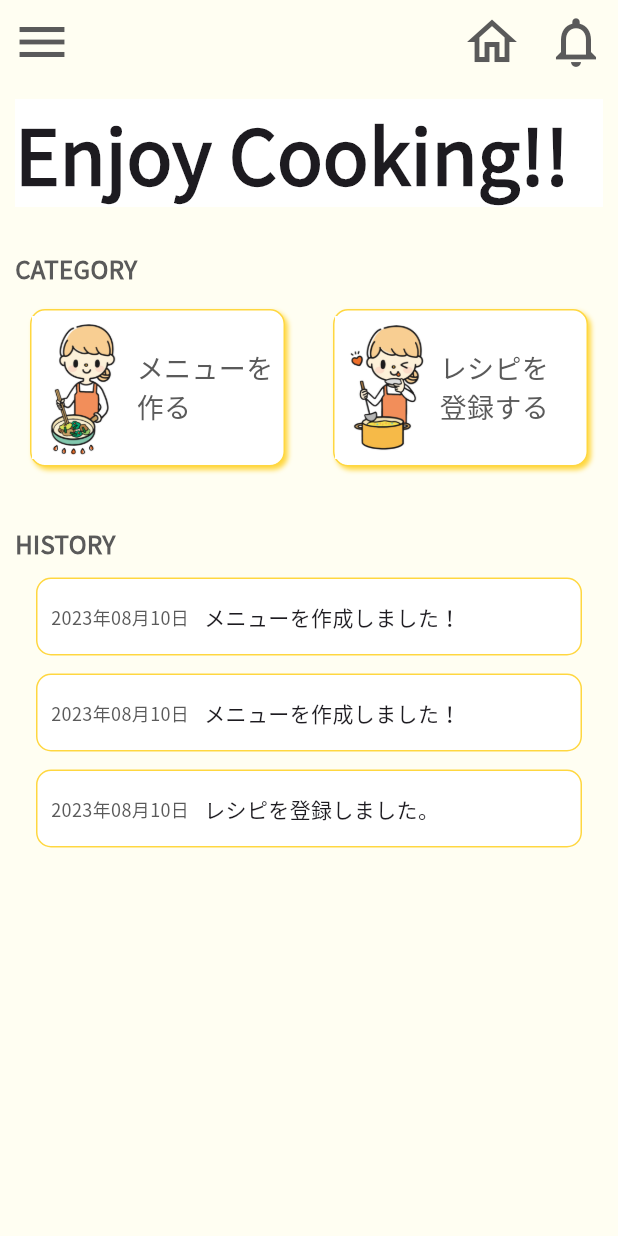
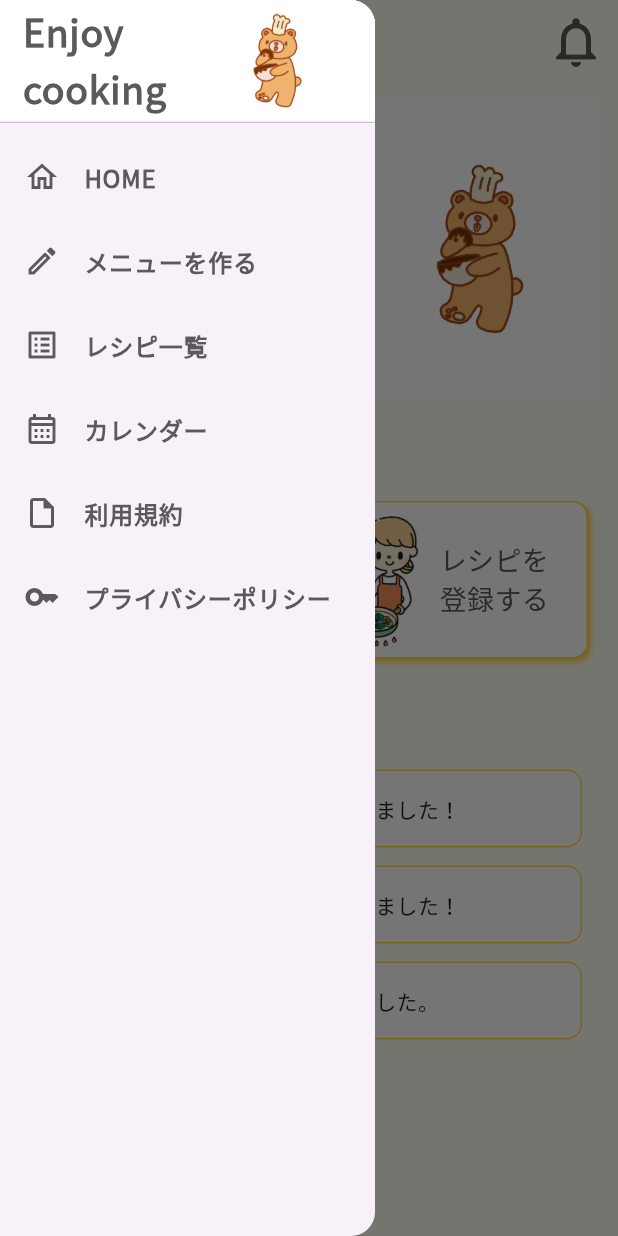
Before and after one commit to takumi3110/cook, a Flutter app: the screen it shows after launch, with the side drawer open (before the commit the screen has no drawer), on a phone screen of 412 x 824 dp. Run offline on Flutter 3.47's test engine with Material 2 defaults, Android fonts, the phone set to English and light mode, and no system bars.

Commit message:
add: sidemenu 画像追加 widgetUtilsを作成 historyの表示を修正

```diff
--- /dev/null
+++ b/lib/utils/widget_utils.dart
@@ -0,0 +1,53 @@
+import 'package:flutter/material.dart';
+
+class WidgetUtils {
+
+  static Container categoryBox(String title) {
+    return Container(
+      height: 105,
+      width: 170,
+      decoration: BoxDecoration(
+        color: Colors.white,
+        border: Border.all(
+            color: Colors.amberAccent
+        ),
+        borderRadius: BorderRadius.circular(10),
+        boxShadow: const [BoxShadow(
+            color: Colors.amberAccent,
+            blurRadius: 2,
+            offset: Offset(2, 2)
+        )],
+        // image: DecorationImage(image: AssetImage('assets/images/taste.png'))
+      ),
+      child: Row(
+        children: [
+          Container(
+            alignment: Alignment.centerLeft,
+            height: 105,
+            width: 70,
+            decoration: const BoxDecoration(
+                image: DecorationImage(image: AssetImage('assets/images/cooking.png'))
+            ),
+
+          ),
+          Text(
+            title,
+            style: const TextStyle(
+                fontSize: 18,
+                color: Color(0xff5a5a5a),
+                fontWeight: FontWeight.w500
+            ),
+          ),
+        ],
+      ),
+    );
+  }
+
+  static ListTile createSideMenuListTile(String title, IconData icon) {
+    return ListTile(
+      leading: Icon(icon,color: const Color(0xff5a5a5a),),
+      title: Text(title, style: const TextStyle(color: Color(0xff5a5a5a), fontSize: 16, fontWeight: FontWeight.w700)),
+      onTap: () {},
+    );
+  }
+}
--- /dev/null
+++ b/lib/view/side_menu.dart
@@ -0,0 +1,54 @@
+import 'package:cook/utils/widget_utils.dart';
+import 'package:flutter/material.dart';
+
+class SideMenu extends StatelessWidget {
+  const SideMenu({super.key});
+
+  @override
+  Widget build(BuildContext context) {
+    return SizedBox(
+      width: 250,
+      child: Drawer(
+        child: ListView(
+          children: [
+            Container(
+              alignment: Alignment.centerLeft,
+              height: 90,
+              child: DrawerHeader(
+                padding: EdgeInsets.zero,
+                child: Container(
+                  color: Colors.white,
+                  child: Row(
+                    children: [
+                      Container(
+                        padding: const EdgeInsets.symmetric(horizontal: 15),
+                        width: 150,
+                        child: const Text('Enjoy\ncooking', style: TextStyle(
+                          color: Color(0xff5a5a5a),
+                          fontSize: 25,
+                          fontWeight: FontWeight.w800,
+                        ),),
+                      ),
+                      Container(
+                        width: 70,
+                        decoration: const BoxDecoration(
+                            image: DecorationImage(image: AssetImage('assets/images/bear.png'))
+                        ),
+                      ),
+                    ],
+                  ),
+                ),
+              ),
+            ),
+            WidgetUtils.createSideMenuListTile('HOME', Icons.home_outlined),
+            WidgetUtils.createSideMenuListTile('メニューを作る', Icons.edit_outlined),
+            WidgetUtils.createSideMenuListTile('レシピ一覧', Icons.list_alt_outlined),
+            WidgetUtils.createSideMenuListTile('カレンダー', Icons.calendar_month_outlined),
+            WidgetUtils.createSideMenuListTile('利用規約', Icons.insert_drive_file_outlined),
+            WidgetUtils.createSideMenuListTile('プライバシーポリシー', Icons.key_outlined),
+          ],
+        ),
+      ),
+    );
+  }
+}
--- a/lib/view/top_page.dart
+++ b/lib/view/top_page.dart
@@ -1,4 +1,6 @@
 import 'package:cook/model/history.dart';
+import 'package:cook/utils/widget_utils.dart';
+import 'package:cook/view/side_menu.dart';
 import 'package:flutter/material.dart';
 import 'package:intl/intl.dart';
 
@@ -10,7 +12,6 @@ class TopPage extends StatefulWidget {
 }
 
 class _TopPageState extends State<TopPage> {
-
   @override
   Widget build(BuildContext context) {
     return Scaffold(
@@ -18,21 +19,7 @@ class _TopPageState extends State<TopPage> {
       // backgroundColor: Colors.white,
       appBar: AppBar(
         backgroundColor: const Color(0xfffffef2),
-        leading: IconButton(
-            onPressed: () {},
-            icon: const Icon(
-              Icons.menu,
-              size: 40,
-              color: Color(0xff5a5a5a),
-            )),
         actions: [
-          IconButton(
-              onPressed: () {},
-              icon: const Icon(
-                Icons.home_outlined,
-                size: 40,
-                color: Color(0xff5a5a5a),
-              )),
           IconButton(
               onPressed: () {},
               icon: const Icon(
@@ -42,7 +29,9 @@ class _TopPageState extends State<TopPage> {
               )),
         ],
       ),
-      body: Container(
+      drawer: const SideMenu(),
+      body: SafeArea(
+        child: Container(
           height: MediaQuery.of(context).size.height,
           padding: const EdgeInsets.all(10),
           child: Column(
@@ -50,12 +39,26 @@ class _TopPageState extends State<TopPage> {
             children: [
               Container(
                 width: double.infinity,
+                height: 200,
                 decoration: const BoxDecoration(
                   color: Colors.white,
                 ),
-              child: const Text(
-                'Enjoy Cooking!!',
+                child: Row(
+                  children: [
+                    const SizedBox(
+                      width: 260,
+                      child: Text(
+                        'Enjoy\nCooking!!',
                         style: TextStyle(fontSize: 50, fontWeight: FontWeight.bold),
+                      ),
+                    ),
+                    Container(
+                      width: 100,
+                      decoration: const BoxDecoration(
+                        image: DecorationImage(image: AssetImage('assets/images/bear.png'))
+                      ),
+                    )
+                  ],
                 ),
               ),
               const SizedBox(
@@ -76,86 +79,11 @@ class _TopPageState extends State<TopPage> {
                 child: Row(
                   mainAxisAlignment: MainAxisAlignment.spaceBetween,
                   children: [
-                  Container(
-                    height: 105,
-                    width: 170,
-                    decoration: BoxDecoration(
-                      color: Colors.white,
-                      border: Border.all(
-                          color: Colors.amberAccent
-                      ),
-                      borderRadius: BorderRadius.circular(10),
-                      boxShadow: const [BoxShadow(
-                          color: Colors.amberAccent,
-                          blurRadius: 2,
-                          offset: Offset(2, 2)
-                      )],
-                      // image: DecorationImage(image: AssetImage('assets/images/22119435.png'))
-                    ),
-                    child: Row(
-                      children: [
-                        Container(
-                          alignment: Alignment.centerLeft,
-                          height: 105,
-                          width: 70,
-                          decoration: const BoxDecoration(
-                              image: DecorationImage(image: AssetImage('assets/images/22123444.png'))
-                          ),
-
-                        ),
-                        const Text(
-                          'メニューを\n作る',
-                          style: TextStyle(
-                              fontSize: 18,
-                              color: Color(0xff5a5a5a),
-                              fontWeight: FontWeight.w500
-                          ),
-                        ),
+                    WidgetUtils.categoryBox('メニューを\n作る'),
+                    WidgetUtils.categoryBox('レシピを\n登録する')
                   ],
                 ),
               ),
-                  Container(
-                    height: 105,
-                    width: 170,
-                    decoration: BoxDecoration(
-                        color: Colors.white,
-                        border: Border.all(
-                            color: Colors.amberAccent
-                        ),
-                        borderRadius: BorderRadius.circular(10),
-                        boxShadow: const [BoxShadow(
-                            color: Colors.amberAccent,
-                            blurRadius: 2,
-                            offset: Offset(2, 2)
-                        )],
-                        // image: DecorationImage(image: AssetImage('assets/images/22119435.png'))
-                    ),
-                    child: Row(
-                      children: [
-                        Container(
-                          alignment: Alignment.centerLeft,
-                          height: 105,
-                          width: 70,
-                          decoration: const BoxDecoration(
-                            image: DecorationImage(image: AssetImage('assets/images/22119435.png'))
-                          ),
-
-                        ),
-                        const Text(
-                          'レシピを\n登録する',
-                          style: TextStyle(
-                              fontSize: 18,
-                              color: Color(0xff5a5a5a),
-                              fontWeight: FontWeight.w500
-                          ),
-                        ),
-                      ],
-                    ),
-                  ),
-                ],
-              ),
-            ),
-
               const SizedBox(
                 height: 30,
               ),
@@ -176,6 +104,7 @@ class _TopPageState extends State<TopPage> {
               ),
               HistoryTimeLine()
             ],
+          ),
         ),
       ),
     );
@@ -216,8 +145,7 @@ class _HistoryTimeLineState extends State<HistoryTimeLine> {
                       side: BorderSide(
                         color: Colors.amberAccent,
                       ),
-                    borderRadius: BorderRadius.all(Radius.circular(10))
-                  ),
+                      borderRadius: BorderRadius.all(Radius.circular(10))),
                   child: Center(
                     child: Row(
                       mainAxisAlignment: MainAxisAlignment.start,
@@ -227,7 +155,8 @@ class _HistoryTimeLineState extends State<HistoryTimeLine> {
                           child: Text(
                             DateFormat('yyyy年MM月dd日')
                                 .format(historyList[index].createdTime!),
-                            style: const TextStyle(fontSize: 12, color: Color(0xff5a5a5a)),
+                            style: const TextStyle(
+                                fontSize: 12, color: Color(0xff5a5a5a)),
                           ),
                         ),
                         Text(historyList[index].content)
--- a/pubspec.yaml
+++ b/pubspec.yaml
@@ -64,8 +64,9 @@ flutter:
   #   - images/a_dot_burr.jpeg
   #   - images/a_dot_ham.jpeg
   assets:
-    - assets/images/22119435.png
-    - assets/images/22123444.png
+    - assets/images/taste.png
+    - assets/images/cooking.png
+    - assets/images/bear.png
 
   # An image asset can refer to one or more resolution-specific "variants", see
   # https://flutter.dev/assets-and-images/#resolution-aware
```
Also changed, not shown: assets/images/bear.png (added), assets/images/cooking.png (renamed from assets/images/22123444.png), assets/images/taste.png (renamed from assets/images/22119435.png). Lines whose indentation alone changed are shown as unchanged.
